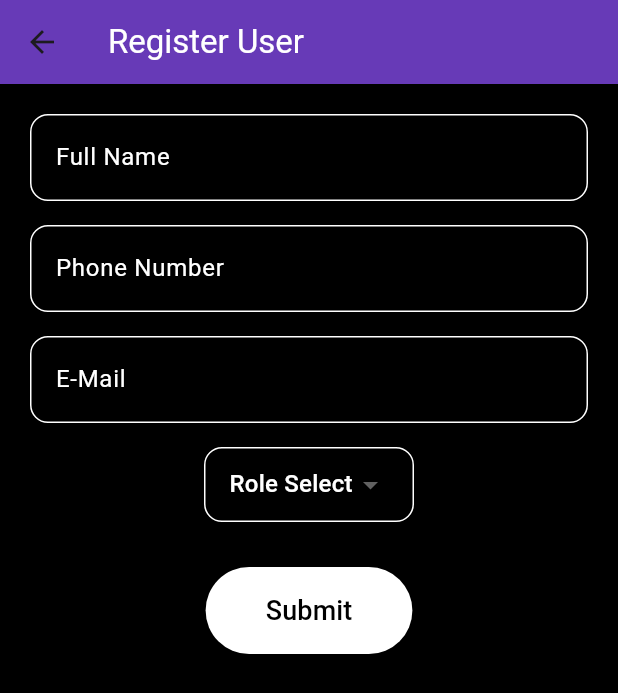
After one commit to msalman231/Ew, a Flutter app: the AddUserPage screen opened directly, on a phone screen of 412 x 824 dp. The commit adds this screen. Shown: the top 693 px of the screen. Run offline on Flutter 3.47's test engine with Material 3 defaults, Android fonts, the light colour scheme and no system bars; our stand-ins replace geocoding, geolocator.

Commit message:
function changes

```diff
--- a/lib/main.dart
+++ b/lib/main.dart
@@ -1,6 +1,6 @@
 import 'package:flutter/material.dart';
 import 'screens/login.dart';
-import 'screens/home.dart';
+import 'screens/user/home.dart';
 
 void main() {
   runApp(const MyApp());
--- /dev/null
+++ b/lib/screens/admin/add_user_page.dart
@@ -0,0 +1,114 @@
+import 'package:flutter/material.dart';
+
+class AddUserPage extends StatefulWidget {
+  const AddUserPage({super.key});
+
+  @override
+  State<AddUserPage> createState() => _AddUserPageState();
+}
+
+class _AddUserPageState extends State<AddUserPage> {
+  final TextEditingController nameCtrl = TextEditingController();
+  final TextEditingController phoneCtrl = TextEditingController();
+  final TextEditingController emailCtrl = TextEditingController();
+
+  String? selectedRole;
+
+  @override
+  Widget build(BuildContext context) {
+    return Scaffold(
+      backgroundColor: Colors.black,
+      appBar: AppBar(
+        title: const Text(
+          "Register User",
+          style: TextStyle(color: Colors.white),
+        ),
+        backgroundColor: Colors.deepPurple,
+      ),
+
+      body: SingleChildScrollView(
+        padding: const EdgeInsets.all(20),
+        child: Column(
+          children: [
+            _inputBox("Full Name", nameCtrl),
+            const SizedBox(height: 16),
+
+            _inputBox("Phone Number", phoneCtrl),
+            const SizedBox(height: 16),
+
+            _inputBox("E-Mail", emailCtrl),
+            const SizedBox(height: 16),
+
+            // Role selection dropdown
+            Container(
+              padding: const EdgeInsets.symmetric(horizontal: 16),
+              decoration: BoxDecoration(
+                border: Border.all(color: Colors.white),
+                borderRadius: BorderRadius.circular(12),
+              ),
+              child: DropdownButtonHideUnderline(
+                child: DropdownButton<String>(
+                  dropdownColor: Colors.black,
+                  value: selectedRole,
+                  hint: const Text(
+                    "Role Select",
+                    style: TextStyle(color: Colors.white),
+                  ),
+                  items: ["Admin", "User"].map((role) {
+                    return DropdownMenuItem(
+                      value: role,
+                      child: Text(
+                        role,
+                        style: const TextStyle(color: Colors.white),
+                      ),
+                    );
+                  }).toList(),
+                  onChanged: (v) => setState(() => selectedRole = v),
+                ),
+              ),
+            ),
+
+            const SizedBox(height: 30),
+
+            // Submit button
+            ElevatedButton(
+              style: ElevatedButton.styleFrom(
+                backgroundColor: Colors.white,
+                padding: const EdgeInsets.symmetric(
+                  horizontal: 40,
+                  vertical: 16,
+                ),
+              ),
+              onPressed: () {
+                // TODO: submit function
+              },
+              child: const Text(
+                "Submit",
+                style: TextStyle(color: Colors.black, fontSize: 18),
+              ),
+            ),
+          ],
+        ),
+      ),
+    );
+  }
+
+  Widget _inputBox(String label, TextEditingController ctrl) {
+    return Container(
+      padding: const EdgeInsets.symmetric(horizontal: 16),
+      decoration: BoxDecoration(
+        border: Border.all(color: Colors.white),
+        borderRadius: BorderRadius.circular(12),
+      ),
+      child: TextField(
+        controller: ctrl,
+        style: const TextStyle(color: Colors.white),
+        decoration: InputDecoration(
+          labelText: label,
+          labelStyle: const TextStyle(color: Colors.white),
+          border: InputBorder.none,
+        ),
+      ),
+    );
+  }
+}
--- a/lib/screens/drawer_menu.dart
+++ b/lib/screens/user/drawer_menu.dart
@@ -1,5 +1,5 @@
 import 'package:flutter/material.dart';
-import '../services/attendance_service.dart';
+import '../../services/attendance_service.dart';
 import 'restaurant_form_page.dart';
 import 'dart:ui';
 
--- a/lib/screens/home.dart
+++ b/lib/screens/user/home.dart
@@ -6,13 +6,13 @@ import 'package:url_launcher/url_launcher.dart';
 import 'package:geolocator/geolocator.dart';
 import 'package:geocoding/geocoding.dart';
 
-import '../services/location_service.dart';
-import '../services/restaurant_service.dart';
+import '../../services/location_service.dart';
+import '../../services/restaurant_service.dart';
 // import 'restaurant_form_page.dart';
 import 'restaurant_edit.dart';
 import 'drawer_menu.dart';
 
-final String baseUrl = "https://leads.efficient-works.com";
+final String baseUrl = "https://f5vfl9mt-3000.inc1.devtunnels.ms";
 
 class HomePage extends StatefulWidget {
   final String email;
--- a/lib/screens/restaurant_edit.dart
+++ b/lib/screens/user/restaurant_edit.dart
@@ -1,6 +1,6 @@
 import 'package:flutter/material.dart';
-import '../services/restaurant_service.dart';
-import '../services/location_service.dart';
+import '../../services/restaurant_service.dart';
+import '../../services/location_service.dart';
 
 class RestaurantEditPage extends StatefulWidget {
   final Map<String, dynamic> restaurant;
--- a/lib/screens/restaurant_form_page.dart
+++ b/lib/screens/user/restaurant_form_page.dart
@@ -1,6 +1,6 @@
 import 'package:flutter/material.dart';
-import '../services/location_service.dart';
-import '../services/restaurant_service.dart';
+import '../../services/location_service.dart';
+import '../../services/restaurant_service.dart';
 
 class RestaurantFormPage extends StatefulWidget {
   final int userId;
--- a/lib/services/attendance_service.dart
+++ b/lib/services/attendance_service.dart
@@ -3,7 +3,7 @@ import 'package:http/http.dart' as http;
 
 class AttendanceService {
   static const String baseUrl =
-      "https://leads.efficient-works.com"; // update if needed
+      "https://f5vfl9mt-3000.inc1.devtunnels.ms"; // update if needed
 
   /// CHECK-IN
   static Future<bool> checkIn(int userId, String username) async {
--- a/lib/services/restaurant_service.dart
+++ b/lib/services/restaurant_service.dart
@@ -2,7 +2,7 @@ import 'dart:convert';
 import 'package:http/http.dart' as http;
 // import '../services/location_service.dart';
 
-final String baseUrl = "https://leads.efficient-works.com";
+final String baseUrl = "https://f5vfl9mt-3000.inc1.devtunnels.ms";
 
 class RestaurantService {
   static Future<List<dynamic>> getRestaurants() async {
```
Also changed, not shown: lib/screens/admin/admin_home.dart (added, +127 -0 lines), lib/screens/admin/restaurant_list_page.dart (added, +19 -0 lines), lib/screens/admin/user_list_page.dart (renamed from lib/screens/admin_home.dart, +28 -90 lines), lib/screens/login.dart (+4 -3 lines).
